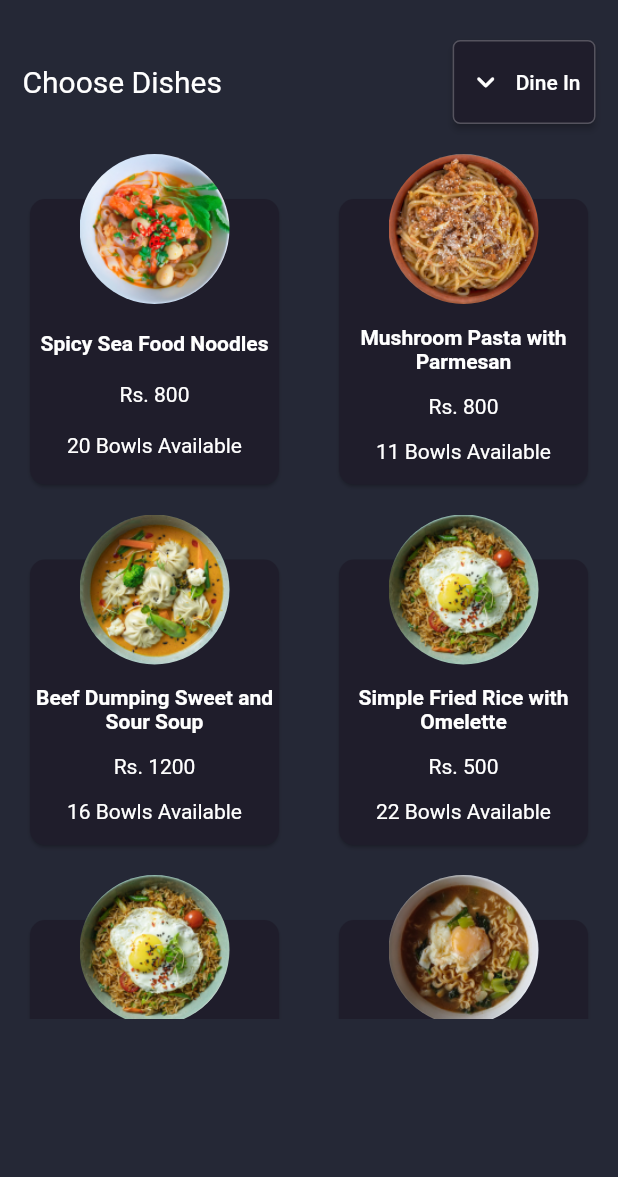
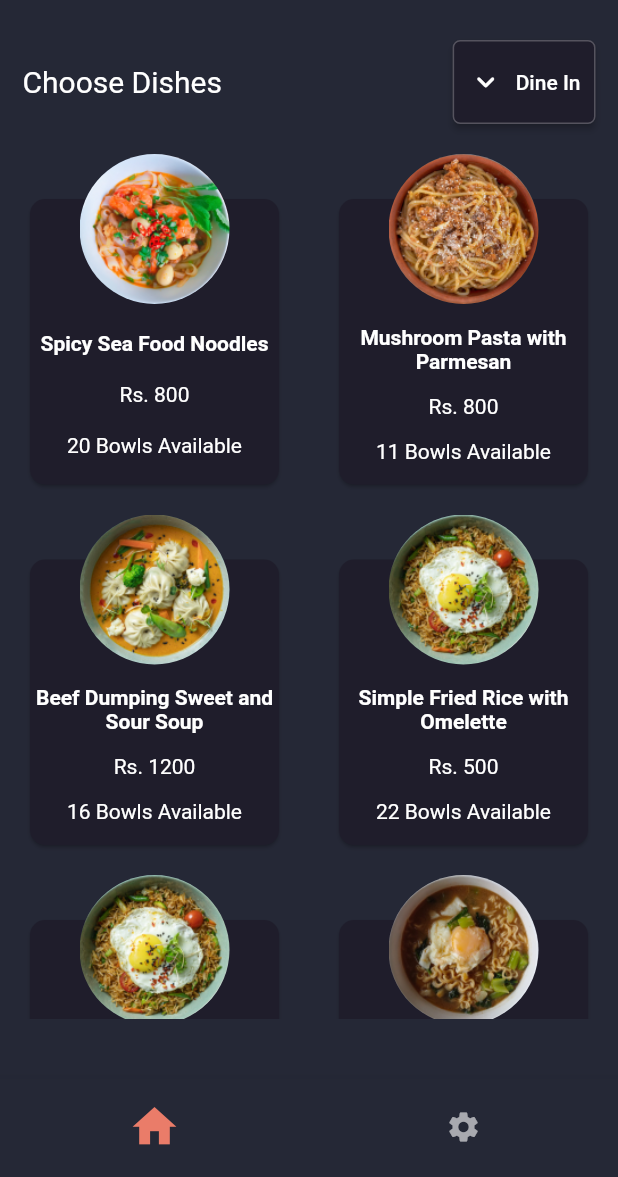
Before and after one commit to Samiullah-Kalhoro/restaurant_ui, a Flutter app: the screen it shows after launch, on a phone screen of 412 x 824 dp, the part 59-1236 px from its top. Run offline on Flutter 3.47's test engine with Material 2 defaults, Android fonts, the phone set to English and light mode, and no system bars.

Commit message:
added navigation bar

```diff
--- a/lib/model/dishes_provider.dart
+++ b/lib/controllers/dishes_provider.dart
@@ -52,7 +52,6 @@ class DishesProvider with ChangeNotifier {
     _dishData.add(dishesModel);
     notifyListeners();
   }
-
   List<DishesModel> get dishes {
     return _dishData;
   }
--- /dev/null
+++ b/lib/controllers/nav_controller.dart
@@ -0,0 +1,10 @@
+import 'package:flutter/material.dart';
+
+class NavigationController extends ChangeNotifier {
+  String screenName = '/';
+
+  void changeScreen(String newScreenName) {
+    screenName = newScreenName;
+    notifyListeners();
+  }
+}
--- a/lib/main.dart
+++ b/lib/main.dart
@@ -1,8 +1,21 @@
 import 'package:flutter/material.dart';
-import 'package:restaurant_ui/homepage.dart';
+import 'package:provider/provider.dart';
+
+
+import 'package:restaurant_ui/screens/homepage.dart';
+import 'package:restaurant_ui/screens/settings.dart';
+
+import 'controllers/nav_controller.dart';
 
 void main() {
-  runApp(const MyApp());
+  runApp(MultiProvider(
+    providers: [
+      ListenableProvider<NavigationController>(
+        create: (_) => NavigationController(),
+      ),
+    ],
+    child: const MyApp(),
+  ));
 }
 
 class MyApp extends StatelessWidget {
@@ -18,7 +31,30 @@ class MyApp extends StatelessWidget {
               bodyColor: Colors.white,
             ),
       ),
-      home: const HomePage(),
+      home: Navigator(
+          pages: getPages(context),
+          onPopPage: (route, result) {
+            bool popStatus = route.didPop(result);
+            if (popStatus == true) {
+              Provider.of<NavigationController>(context, listen: false)
+                  .changeScreen('/');
+            }
+            return popStatus;
+          }),
     );
   }
 }
+
+List<Page> getPages(context) {
+  NavigationController navigationController =
+      Provider.of<NavigationController>(context);
+  List<Page> pageList = [];
+  pageList.add(const MaterialPage(child: HomePage()));
+
+  switch (navigationController.screenName) {
+    case '/settings':
+      pageList.add(const MaterialPage(child: SettingsScreen()));
+      break;
+  }
+  return pageList;
+}
--- /dev/null
+++ b/lib/model/enum_navigation.dart
@@ -0,0 +1,8 @@
+enum NavigationItem {
+  home,
+  settings,
+  xyz,
+  byz,
+  messages,
+  notifications,
+}
--- a/lib/homepage.dart
+++ b/lib/screens/homepage.dart
@@ -1,13 +1,15 @@
 import 'package:flutter/material.dart';
-import 'widgets/dishes.dart';
+
+import '../widgets/bottom_nav.dart';
+import '../widgets/dishes.dart';
 
 class HomePage extends StatelessWidget {
   const HomePage({super.key});
 
   @override
   Widget build(BuildContext context) {
-
     return Scaffold(
+      bottomNavigationBar: const BottomNavBar(activeIndex: 0),
       appBar: AppBar(
         backgroundColor: const Color(0xff252836),
         title: const Text(
--- /dev/null
+++ b/lib/widgets/bottom_nav.dart
@@ -0,0 +1,44 @@
+import 'package:flutter/material.dart';
+import 'package:provider/provider.dart';
+
+import '../controllers/nav_controller.dart';
+
+class BottomNavBar extends StatelessWidget {
+  const BottomNavBar({super.key, required this.activeIndex});
+  final int activeIndex;
+
+  @override
+  Widget build(BuildContext context) {
+    NavigationController navigationController =
+        Provider.of<NavigationController>(context);
+    return BottomNavigationBar(
+      currentIndex: activeIndex,
+      onTap: (buttonIndex) {
+        switch (buttonIndex) {
+          case 0:
+            navigationController.changeScreen('/');
+            break;
+          case 1:
+            navigationController.changeScreen('/settings');
+            break;
+        }
+      },
+      showSelectedLabels: false,
+      showUnselectedLabels: false,
+      unselectedItemColor: Colors.white60,
+      selectedItemColor: const Color(0xffea7c69),
+      backgroundColor: const Color(0xff252836),
+      selectedIconTheme: const IconThemeData(size: 35),
+      items: const [
+        BottomNavigationBarItem(
+          icon: Icon(Icons.home),
+          label: 'Home',
+        ),
+        BottomNavigationBarItem(
+          icon: Icon(Icons.settings),
+          label: 'Settings',
+        ),
+      ],
+    );
+  }
+}
--- a/lib/widgets/dishes.dart
+++ b/lib/widgets/dishes.dart
@@ -1,7 +1,7 @@
 import 'package:flutter/material.dart';
 import 'package:provider/provider.dart';
 
-import '../model/dishes_provider.dart';
+import '../controllers/dishes_provider.dart';
 import 'dish_item.dart';
 
 class Dishes extends StatelessWidget {
```
Also changed, not shown: lib/screens/settings.dart (added, +76 -0 lines), lib/widgets/drop_down_button.dart (added, +32 -0 lines), assets/images/2d.png (added), assets/images/3d.png (added), assets/images/4d.png (added), assets/images/5d.png (added), assets/images/home.png (added), assets/images/settings.png (added).
